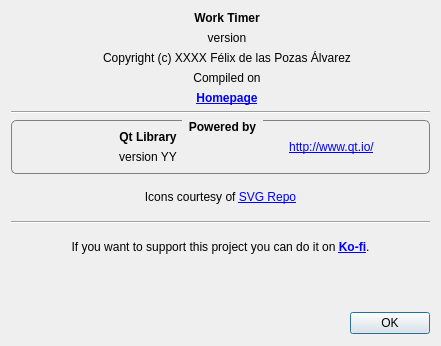
This is AboutDialog.ui in FelixdelasPozas/WorkTimer as Qt 5 draws it before an edit. The edited form follows.
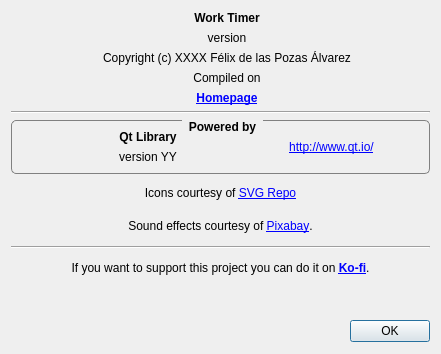
This is the edited form. Icons and pictures are not drawn. Custom widgets are drawn as their Qt base class.

Commit message: Added pixabay link in AboutDialog.

What changed in the file:
```diff
--- a/AboutDialog.ui
+++ b/AboutDialog.ui
@@ -7,19 +7,19 @@
     <x>0</x>
     <y>0</y>
     <width>441</width>
-    <height>346</height>
+    <height>354</height>
    </rect>
   </property>
   <property name="minimumSize">
    <size>
     <width>441</width>
-    <height>346</height>
+    <height>354</height>
    </size>
   </property>
   <property name="maximumSize">
    <size>
     <width>441</width>
-    <height>346</height>
+    <height>368</height>
    </size>
   </property>
   <property name="windowTitle">
@@ -271,6 +271,19 @@
      </property>
     </widget>
    </item>
+   <item>
+    <widget class="QLabel" name="label_4">
+     <property name="text">
+      <string>Sound effects courtesy of &lt;a href=&quot;https://pixabay.com/sound-effects/&quot;&gt;Pixabay&lt;/a&gt;.</string>
+     </property>
+     <property name="alignment">
+      <set>Qt::AlignmentFlag::AlignCenter</set>
+     </property>
+     <property name="openExternalLinks">
+      <bool>true</bool>
+     </property>
+    </widget>
+   </item>
    <item>
     <widget class="Line" name="line_3">
      <property name="orientation">
```
Left out of the diff: 3 changed lines with no effect on the pictures.
